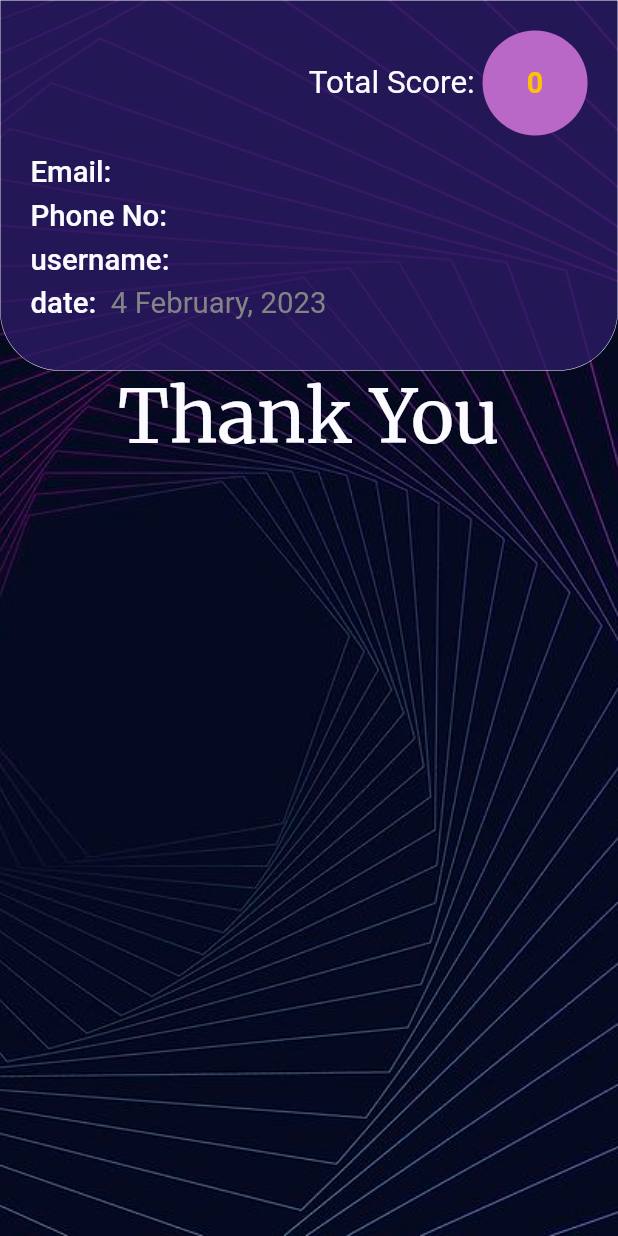
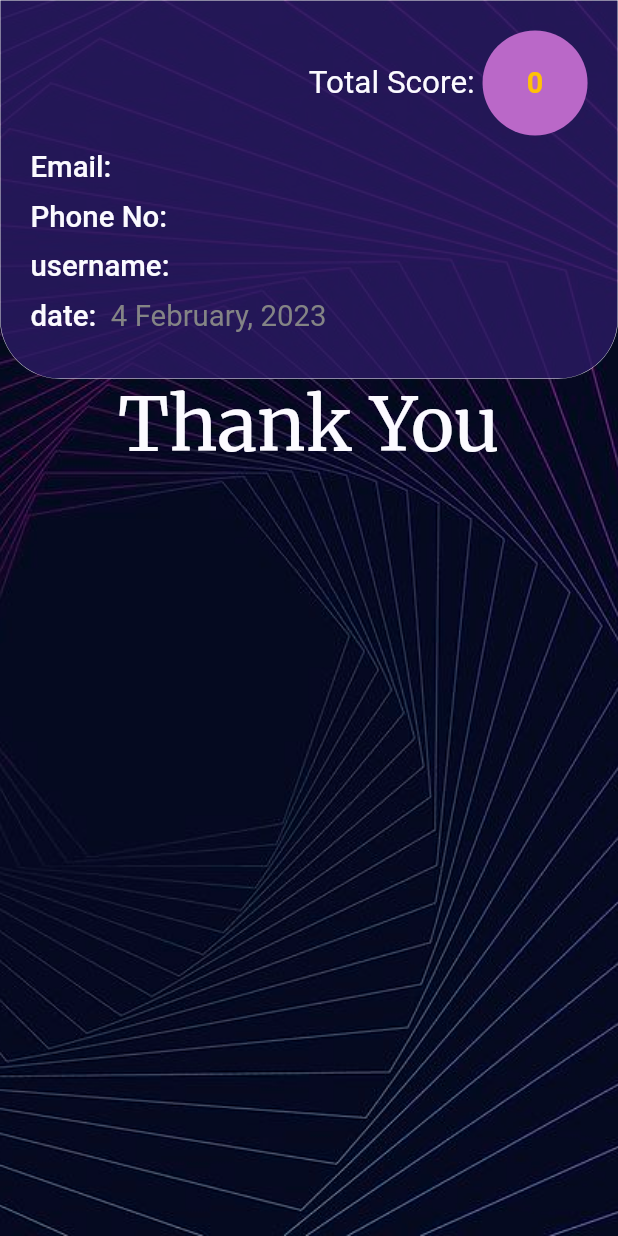
Before and after one commit to Captured-Heart/kochure_quiz_app, a Flutter app: the QuizSummaryScreen screen opened by its route, on a phone screen of 412 x 824 dp. Run offline on Flutter 3.47's test engine with Material 2 defaults, Android fonts, the phone set to English and light mode, and no system bars; our stand-ins replace animated_text_kit, cloud_firestore, confetti, device_preview, firebase_auth, firebase_core and 5 more; accounts and stored records are empty.

Commit message:
new version

```diff
--- a/lib/QuizScreen/views/quiz_summary_screen.dart
+++ b/lib/QuizScreen/views/quiz_summary_screen.dart
@@ -39,7 +39,9 @@ class QuizSummaryScreenState extends ConsumerState<QuizSummaryScreen> {
             children: [
               KochureConfettiWidget(ref: ref),
               Container(
-                height: size.height * 0.3,
+                // height: Responsive.isDesktop(context)
+                //     ? size.height * 0.5
+                //     : size.height * 0.3,
                 width: size.width,
                 padding: const EdgeInsets.all(20),
                 decoration: BoxDecoration(
@@ -165,12 +167,6 @@ class QuizSummaryScreenState extends ConsumerState<QuizSummaryScreen> {
               ],
             ),
           ),
-          Expanded(
-            child: Column(
-              mainAxisAlignment: MainAxisAlignment.spaceAround,
-              crossAxisAlignment: CrossAxisAlignment.start,
-              mainAxisSize: MainAxisSize.max,
-              children: [
           summaryScreenDetailsWIdget(
             title: 'Email: ',
             subtitle: email,
@@ -191,9 +187,35 @@ class QuizSummaryScreenState extends ConsumerState<QuizSummaryScreen> {
             subtitle: date,
             context: context,
           ),
-              ],
-            ),
-          ),
+          // Expanded(
+          //   child: Column(
+          //     mainAxisAlignment: MainAxisAlignment.spaceAround,
+          //     crossAxisAlignment: CrossAxisAlignment.start,
+          //     mainAxisSize: MainAxisSize.max,
+          //     children: [
+          //       summaryScreenDetailsWIdget(
+          //         title: 'Email: ',
+          //         subtitle: email,
+          //         context: context,
+          //       ),
+          //       summaryScreenDetailsWIdget(
+          //         title: 'Phone No: ',
+          //         subtitle: phone,
+          //         context: context,
+          //       ),
+          //       summaryScreenDetailsWIdget(
+          //         title: 'username: ',
+          //         subtitle: username,
+          //         context: context,
+          //       ),
+          //       summaryScreenDetailsWIdget(
+          //         title: 'date: ',
+          //         subtitle: date,
+          //         context: context,
+          //       ),
+          //     ],
+          //   ),
+          // ),
         ]
             .expand((element) => [
                   element,
--- a/lib/utils/image_constants.dart
+++ b/lib/utils/image_constants.dart
@@ -1,6 +1,5 @@
 const kochureLogo = 'images/logo.png';
-const kochureBg = 'images/kochure_bg.png';
-const kochureBg2 = 'images/kochure_bg2.jpeg';
+
 const kochureBg3 = 'images/kochure_bg3.jpeg';
 const kochureBg4 = 'images/kochure_bg4.jpg';
 const kochureBg5 = 'images/kochure_bg5.jpeg';
--- a/pubspec.yaml
+++ b/pubspec.yaml
@@ -1,5 +1,5 @@
 name: kochure_quiz_app
-description: A new Flutter project.
+description: Test your crypto knowledge!.
 
 # The following line prevents the package from being accidentally published to
 # pub.dev using `flutter pub publish`. This is preferred for private packages.
```
Also changed, not shown: lib/QuizScreen/views/quiz_rules_screen.dart (+8 -5 lines), images/kochure_bg.png (deleted), images/kochure_bg2.jpeg (deleted), images/quizBG1.png, images/quizBG2.png, images/quizBG3.png, images/quizBG4.png, 4 other files. Lines whose indentation alone changed are shown as unchanged.
